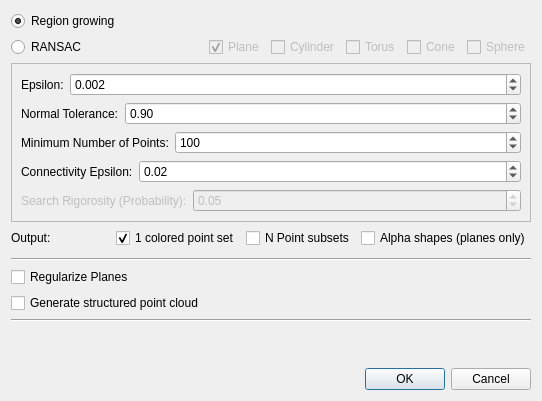
Qt form Polyhedron/demo/Polyhedron/Plugins/Point_set/Point_set_shape_detection_plugin.ui (CGAL/cgal-public-dev) before a commit.
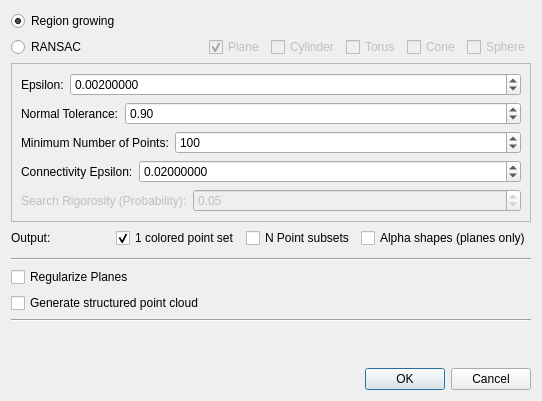
The same form after that commit.

Commit message: Increase precision of spin boxes in plugin

What changed in the file:
```diff
--- a/Polyhedron/demo/Polyhedron/Plugins/Point_set/Point_set_shape_detection_plugin.ui
+++ b/Polyhedron/demo/Polyhedron/Plugins/Point_set/Point_set_shape_detection_plugin.ui
@@ -119,7 +119,10 @@
            <string>Fitting tolerance in Euclidean distance</string>
           </property>
           <property name="decimals">
-           <number>3</number>
+           <number>8</number>
+          </property>
+          <property name="minimum">
+           <double>0.000001000000000</double>
           </property>
           <property name="maximum">
            <double>1000000.000000000000000</double>
@@ -206,7 +209,10 @@
            <string>Maximum world distance between points on a shape to be considered as connected</string>
           </property>
           <property name="decimals">
-           <number>2</number>
+           <number>8</number>
+          </property>
+          <property name="minimum">
+           <double>0.000001000000000</double>
           </property>
           <property name="maximum">
            <double>1000000.000000000000000</double>
```
